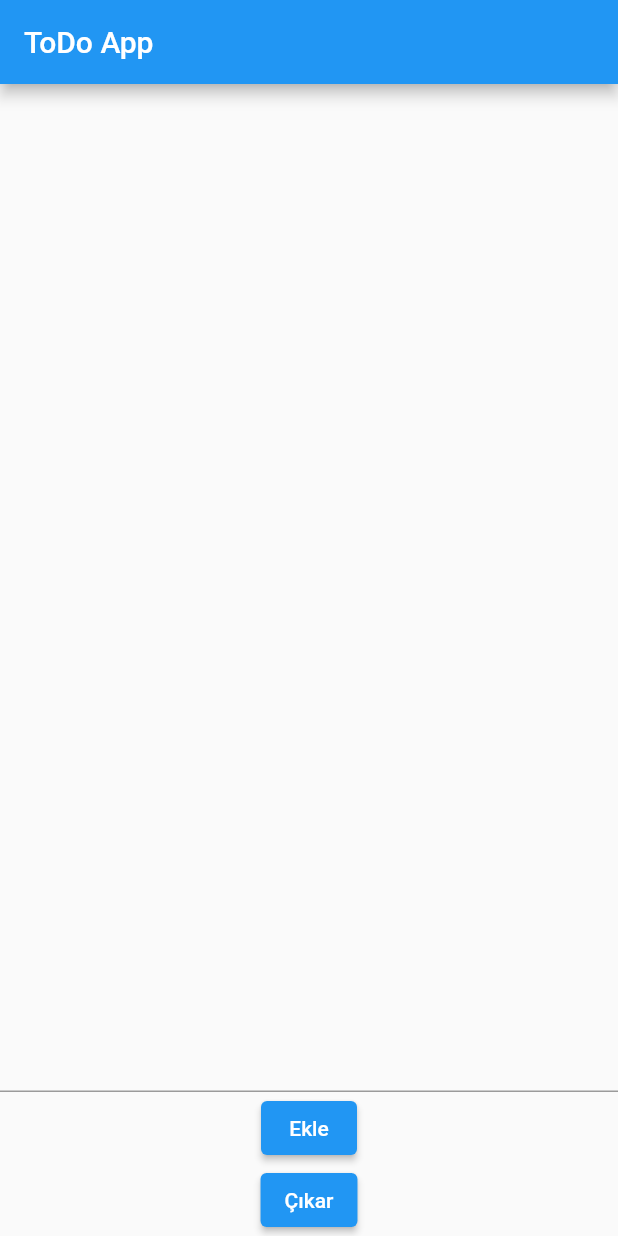
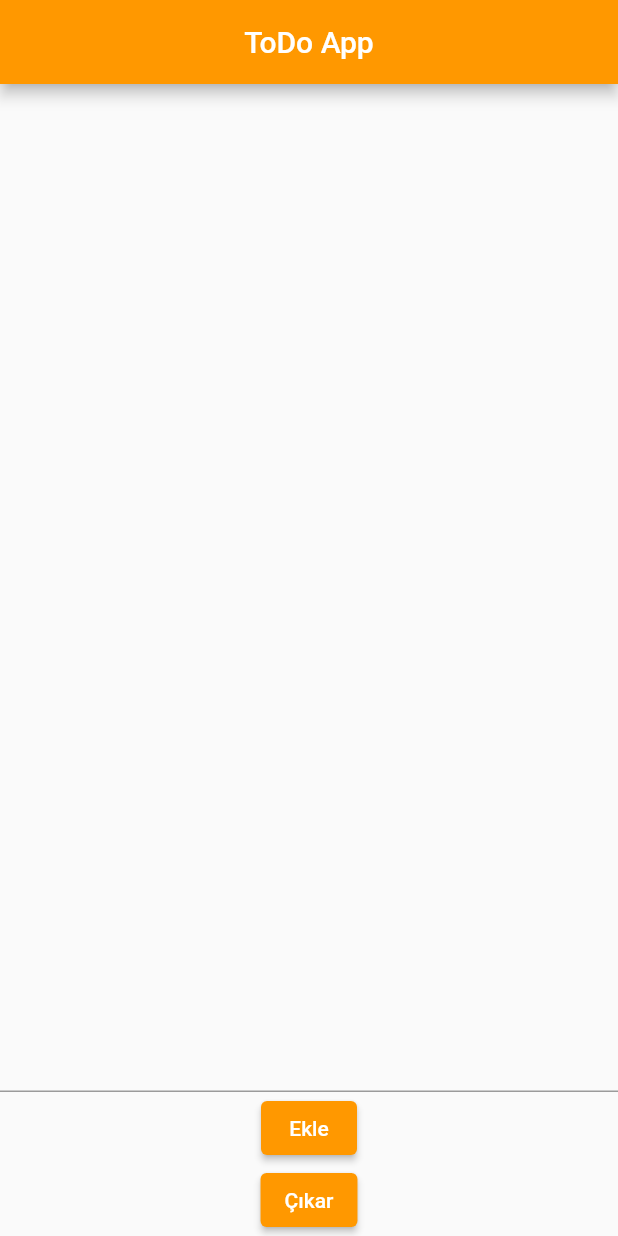
Before and after one commit to sevcankarabicak/betterbuy, a Flutter app: the screen it shows after launch, on a phone screen of 412 x 824 dp. Run offline on Flutter 3.47's test engine with Material 2 defaults, Android fonts, the phone set to English and light mode, and no system bars.

Commit message:
update colors

```diff
--- a/lib/main.dart
+++ b/lib/main.dart
@@ -7,6 +7,7 @@ class MyApp extends StatelessWidget {
   Widget build(BuildContext context) {
     return MaterialApp(
       title: "ToDo App",
+      debugShowCheckedModeBanner: false,
       home: HomePage(),
     );
   }
@@ -17,7 +18,11 @@ class HomePage extends StatelessWidget {
   Widget build(BuildContext context) {
     return Scaffold(
       appBar: AppBar(
-        title: Text("ToDo App"),
+        title: Center(
+          child:
+            Text("ToDo App"),
+        ),
+        backgroundColor: Colors.orange,
       ),
       body: TodoPage(),
     );
@@ -66,9 +71,15 @@ class _TodoState extends State<TodoPage> {
           ElevatedButton(
             onPressed: addList,
             child: Text("Ekle"),
+            style: ElevatedButton.styleFrom(
+              primary: Colors.orange, // Background color
+            ),
           ),
           ElevatedButton(
             onPressed: removeList,
+            style: ElevatedButton.styleFrom(
+              primary: Colors.orange, // Background color
+            ),
             child: Text("Çıkar"),
           ),
         ],
```
Also changed, not shown: Screenshot_20230717_183447.png (added).
